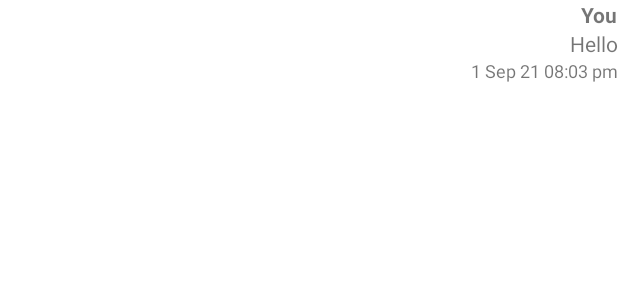
After one commit to vetkolisanket/firebase-chat, an Android app: the layout item_current_users_message.xml on its own in the app's theme, with its tools: preview values and no code run, on a phone screen of 412 x 824 dp. The commit adds this screen. Shown: the top 300 px of the screen. Run offline under Robolectric (Android 15) with nearby library versions, the phone set to English and light mode, and no system bars.

Commit message:
017: Rendering list of messages

```diff
--- a/app/src/main/java/com/sanket/firebasechat/models/Message.kt
+++ b/app/src/main/java/com/sanket/firebasechat/models/Message.kt
@@ -11,4 +11,5 @@ data class Message(
     val timestamp: Long = System.currentTimeMillis()
 
 ) {
+    constructor(): this("", "", "")
 }
--- a/app/src/main/java/com/sanket/firebasechat/utils/Constants.kt
+++ b/app/src/main/java/com/sanket/firebasechat/utils/Constants.kt
@@ -1,6 +1,7 @@
 package com.sanket.firebasechat.utils
 
 class Constants {
+
     class BUNDLE_KEYS {
         companion object {
             const val USER = "user"
@@ -8,6 +9,8 @@ class Constants {
     }
 
     companion object {
+        const val DATE_FORMAT = "dd MMM yy, hh:mm a"
+
         class Api {
             companion object {
                 const val FIREBASE_DB_REFERENCE = "https://fir-chat-d008d-default-rtdb.asia-southeast1.firebasedatabase.app/"
--- a/app/src/main/java/com/sanket/firebasechat/utils/Extension.kt
+++ b/app/src/main/java/com/sanket/firebasechat/utils/Extension.kt
@@ -3,9 +3,6 @@ package com.sanket.firebasechat.utils
 import android.app.Activity
 import android.content.Context
 import android.content.Intent
-import android.view.LayoutInflater
-import android.view.View
-import android.view.ViewGroup
 
 inline fun <reified T: Activity> Context.openActivity(block: Intent.() -> Unit = {}) {
     startActivity(Intent(this, T::class.java).apply(block))
--- /dev/null
+++ b/app/src/main/res/layout/item_current_users_message.xml
@@ -0,0 +1,37 @@
+<?xml version="1.0" encoding="utf-8"?>
+<androidx.constraintlayout.widget.ConstraintLayout xmlns:android="http://schemas.android.com/apk/res/android"
+    android:layout_width="match_parent"
+    android:layout_height="wrap_content"
+    xmlns:app="http://schemas.android.com/apk/res-auto"
+    xmlns:tools="http://schemas.android.com/tools">
+
+    <TextView
+        android:id="@+id/tv_name"
+        android:layout_width="wrap_content"
+        android:layout_height="wrap_content"
+        app:layout_constraintTop_toTopOf="parent"
+        app:layout_constraintEnd_toEndOf="parent"
+        tools:text="You"
+        android:textStyle="bold"
+        />
+
+    <TextView
+        android:id="@+id/tvMessage"
+        android:layout_width="wrap_content"
+        android:layout_height="wrap_content"
+        app:layout_constraintTop_toBottomOf="@id/tv_name"
+        app:layout_constraintEnd_toEndOf="parent"
+        tools:text="Hello"
+        />
+
+    <TextView
+        android:id="@+id/tvTime"
+        android:layout_width="wrap_content"
+        android:layout_height="wrap_content"
+        app:layout_constraintTop_toBottomOf="@id/tvMessage"
+        app:layout_constraintEnd_toEndOf="parent"
+        tools:text="1 Sep 21 08:03 pm"
+        android:textSize="12sp"
+        />
+
+</androidx.constraintlayout.widget.ConstraintLayout>
--- a/app/src/main/res/layout/item_user.xml
+++ b/app/src/main/res/layout/item_user.xml
@@ -1,7 +1,7 @@
 <?xml version="1.0" encoding="utf-8"?>
 <LinearLayout xmlns:android="http://schemas.android.com/apk/res/android"
     android:layout_width="match_parent"
-    android:layout_height="match_parent"
+    android:layout_height="wrap_content"
     android:id="@+id/userContainer"
     xmlns:tools="http://schemas.android.com/tools">
 
--- a/app/src/main/res/values/strings.xml
+++ b/app/src/main/res/values/strings.xml
@@ -10,4 +10,5 @@
     <string name="logout">Logout</string>
     <string name="send">Send</string>
     <string name="enter_message_here">Enter message here</string>
+    <string name="you">You</string>
 </resources>
```
Also changed, not shown: app/src/main/java/com/sanket/firebasechat/activities/UserChatActivity.kt (+30 -0 lines), app/src/main/java/com/sanket/firebasechat/adapters/MessageListAdapter.kt (added, +43 -0 lines), app/src/main/java/com/sanket/firebasechat/utils/DateUtils.kt (added, +16 -0 lines), 1 other file.
